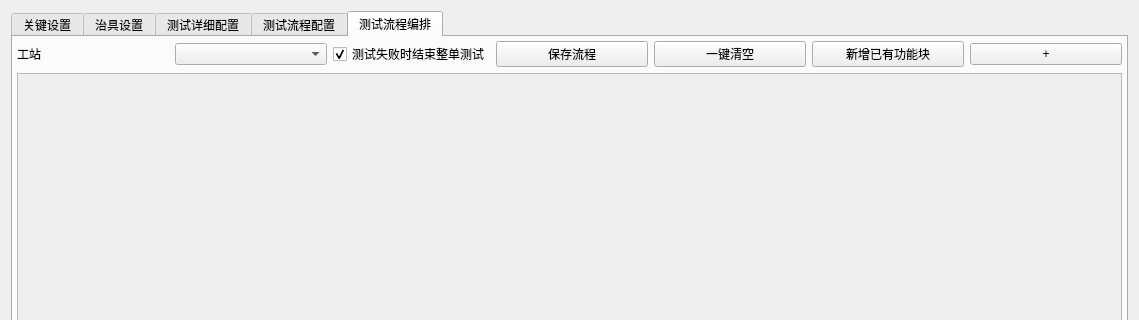
Above: platform/settings/qsetting.ui from yuhuang163/test before the change; both pictures show x 0 to 1139 and y 0 to 320 of the 1139 by 926 pixel window. Below: the same form after it.
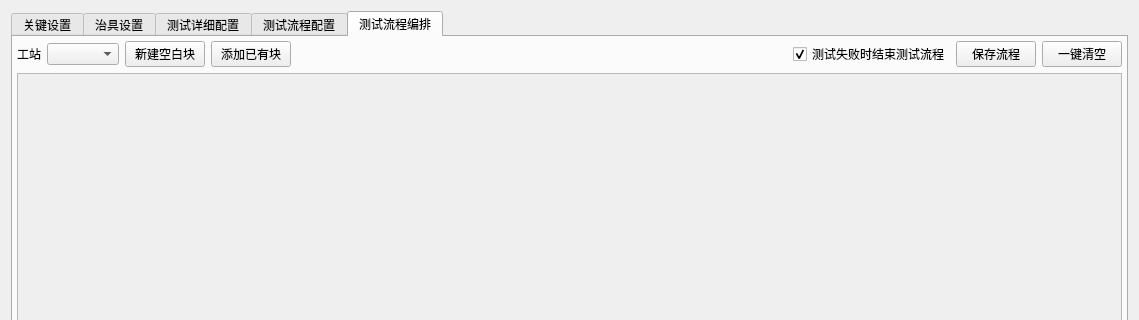
That is the form after the change.

Commit message: 编码优化，设置页面优化，修复滑动功能，增加删除功能

```diff
--- a/platform/settings/qsetting.ui
+++ b/platform/settings/qsetting.ui
@@ -3603,10 +3603,43 @@
          <item>
           <widget class="QComboBox" name="comboBox_testFlowStation"/>
          </item>
+         <item>
+          <widget class="QPushButton" name="pushButton_testFlowAdd">
+           <property name="toolTip">
+            <string>在流程末尾插入空白块；右键「打开设置」保存配置后，保存流程时才会写入顺序</string>
+           </property>
+           <property name="text">
+            <string>新建空白块</string>
+           </property>
+          </widget>
+         </item>
+         <item>
+          <widget class="QPushButton" name="pushButton_testFlowImport">
+           <property name="toolTip">
+            <string>从 test_case 目录选择已保存的功能块，追加到当前工站流程</string>
+           </property>
+           <property name="text">
+            <string>添加已有块</string>
+           </property>
+          </widget>
+         </item>
+         <item>
+          <spacer name="horizontalSpacer_testFlowToolbar">
+           <property name="orientation">
+            <enum>Qt::Horizontal</enum>
+           </property>
+           <property name="sizeHint" stdset="0">
+            <size>
+             <width>24</width>
+             <height>20</height>
+            </size>
+           </property>
+          </spacer>
+         </item>
          <item>
           <widget class="QCheckBox" name="checkBox_testFlowStopOnTestFail">
            <property name="text">
-            <string>测试失败时结束整单测试</string>
+            <string>测试失败时结束测试流程</string>
            </property>
            <property name="toolTip">
             <string>本工站任一步测试失败（含卡控、超时、钩子等）即不再执行后续步骤</string>
@@ -3630,20 +3663,6 @@
            </property>
           </widget>
          </item>
-         <item>
-          <widget class="QPushButton" name="pushButton_testFlowImport">
-           <property name="text">
-            <string>新增已有功能块</string>
-           </property>
-          </widget>
-         </item>
-         <item>
-          <widget class="QPushButton" name="pushButton_testFlowAdd">
-           <property name="text">
-            <string>+</string>
-           </property>
-          </widget>
-         </item>
         </layout>
        </item>
        <item>
```
The commit also changes 7 other files.
